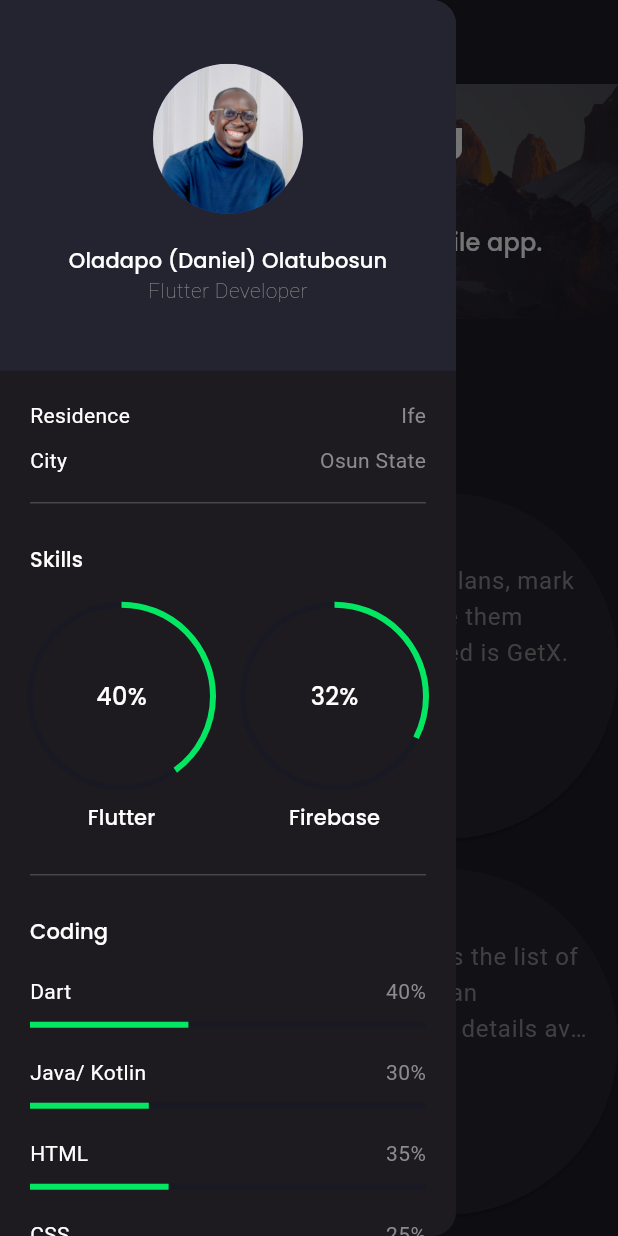
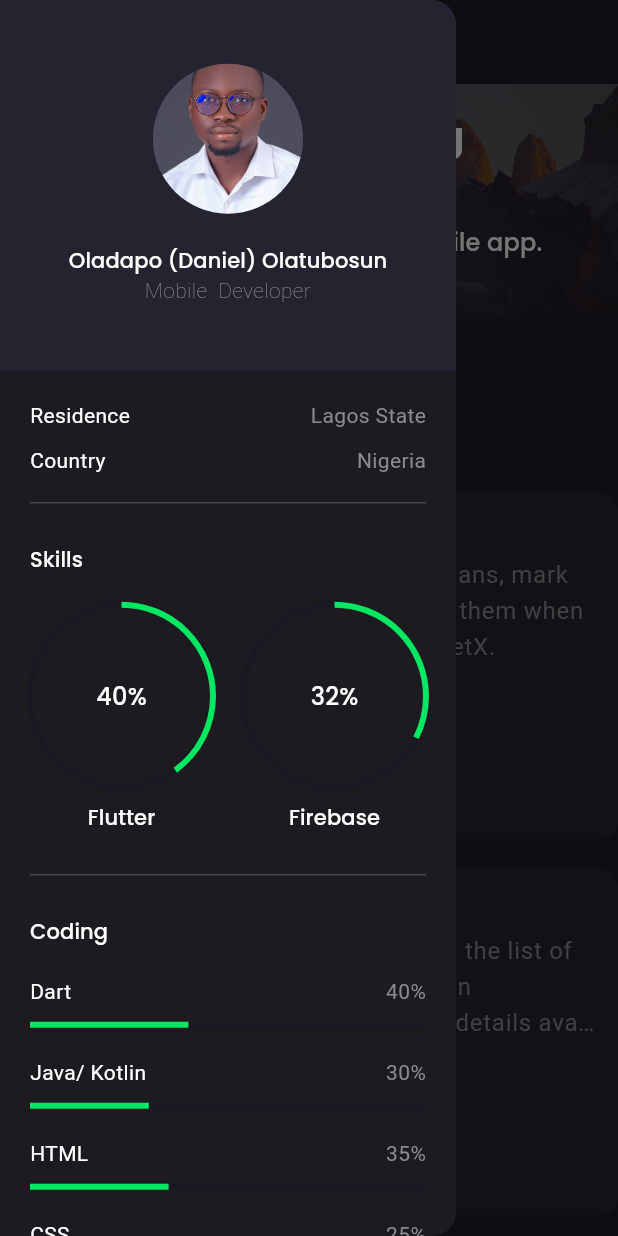
Before and after one commit to Dapo-dan/portfolio_web, a Flutter app: the screen it shows after launch, with the side drawer open, on a phone screen of 412 x 824 dp. Run offline on Flutter 3.47's test engine with Material 3 defaults, Android fonts, the phone set to English and light mode, and no system bars; drawn by our look-alikes of animated_text_kit; our stand-ins replace flutter_svg, google_fonts; missing offline and left inert: mailto.

Commit message:
feat: adjusted project card

```diff
--- a/lib/screens/home/components/project_card.dart
+++ b/lib/screens/home/components/project_card.dart
@@ -15,14 +15,18 @@ class ProjectCard extends StatelessWidget {
 
   @override
   Widget build(BuildContext context) {
-    return ElevatedButton(
-      onPressed: () async {
+    return GestureDetector(
+      onTap: () async {
         String url = project.url!;
         if (!await launchUrl(Uri.parse(url))) throw 'Could not launch $url';
       },
-      style: TextButton.styleFrom(
-        backgroundColor: secondaryColor, disabledForegroundColor: secondaryColor.withOpacity(0.38),
-        padding: const EdgeInsets.all(defaultPadding),
+      child: Container(
+        padding: const EdgeInsets.all(16),
+        decoration: BoxDecoration(
+          borderRadius: BorderRadius.circular(
+            12,
+          ),
+          color: secondaryColor,
         ),
         child: Column(
           crossAxisAlignment: CrossAxisAlignment.start,
@@ -44,6 +48,8 @@ class ProjectCard extends StatelessWidget {
             ),
           ],
         ),
+      ),
     );
+
   }
 }
--- a/lib/screens/main/components/my_info.dart
+++ b/lib/screens/main/components/my_info.dart
@@ -16,7 +16,7 @@ class MyInfo extends StatelessWidget {
             const Spacer(flex: 2),
             const CircleAvatar(
               radius: 50,
-              backgroundImage: AssetImage("assets/images/IMG_7344.jpg"),
+              backgroundImage: AssetImage("assets/images/IMG_4636.jpg"),
             ),
             const Spacer(),
             Text(
@@ -24,7 +24,7 @@ class MyInfo extends StatelessWidget {
               style: Theme.of(context).textTheme.titleSmall,
             ),
             const Text(
-              "Flutter Developer",
+              "Mobile  Developer",
               textAlign: TextAlign.center,
               style: TextStyle(
                 fontWeight: FontWeight.w200,
--- a/lib/screens/main/components/side_menu.dart
+++ b/lib/screens/main/components/side_menu.dart
@@ -36,11 +36,11 @@ class SideMenu extends StatelessWidget {
                   children: [
                     const AreaInfoText(
                       title: "Residence",
-                      text: "Ife",
+                      text: "Lagos State",
                     ),
                     const AreaInfoText(
-                      title: "City",
-                      text: "Osun State",
+                      title: "Country",
+                      text: "Nigeria",
                     ),
                     const Skills(),
                     const SizedBox(height: defaultPadding),
@@ -128,8 +128,9 @@ class SideMenu extends StatelessWidget {
   }
 
   void _launchLinkedIN() async {
-    if (!await launchUrl(Uri.parse(_linkedIn)))
+    if (!await launchUrl(Uri.parse(_linkedIn))) {
       throw 'Could not launch $_linkedIn';
+    }
   }
 
   void _launchCV() async {
@@ -141,7 +142,8 @@ class SideMenu extends StatelessWidget {
   }
 
   void _launchTwitter() async {
-    if (!await launchUrl(Uri.parse(_twitter)))
+    if (!await launchUrl(Uri.parse(_twitter))) {
       throw 'Could not launch $_twitter';
+    }
   }
 }
```
Also changed, not shown: assets/images/IMG_4636.jpg (added), assets/images/IMG_7344.jpg (deleted), 1 other file. Lines whose indentation alone changed are shown as unchanged.
